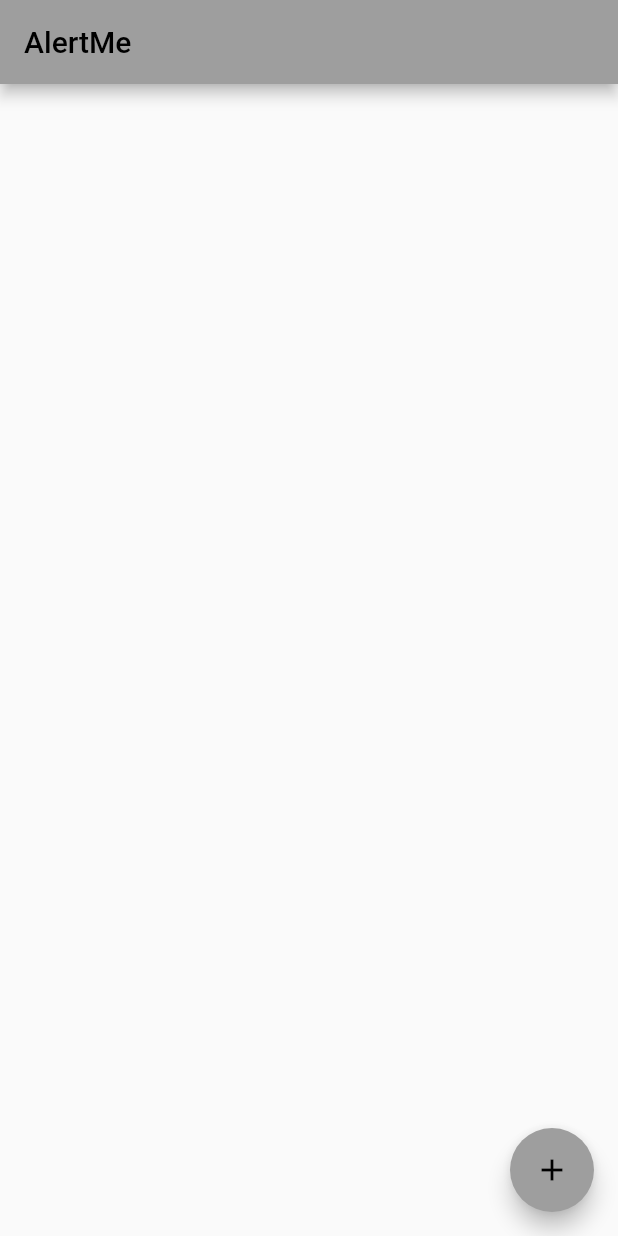
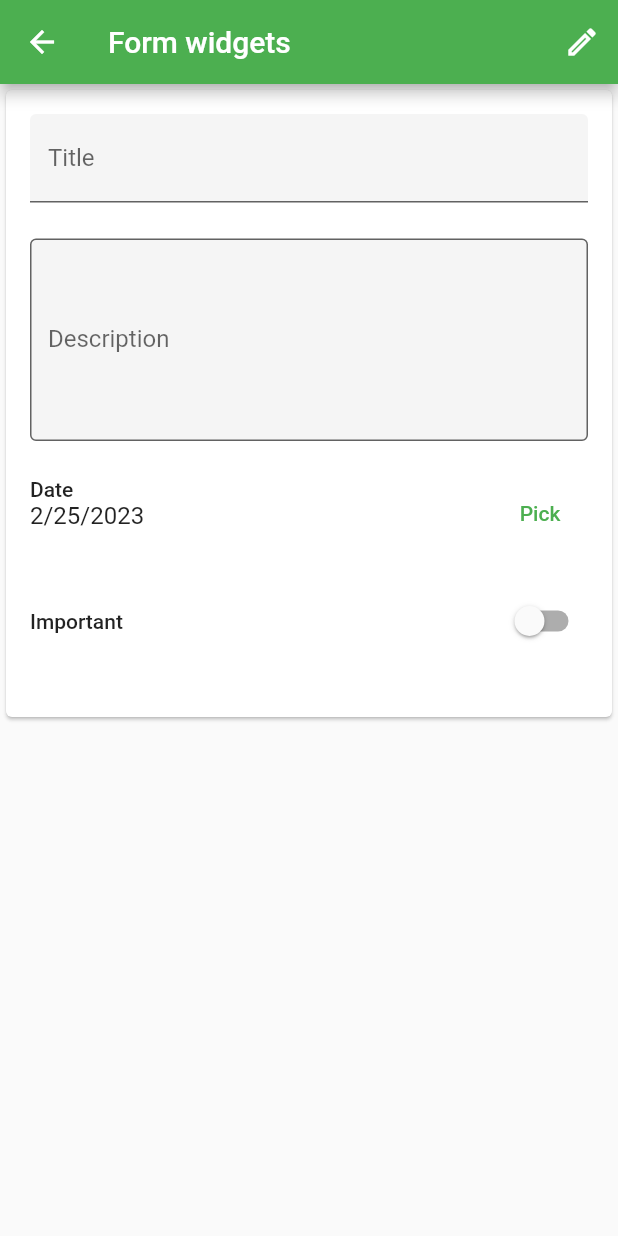
Before and after one commit to q58wu/alertme, a Flutter app: the screen it shows after launch, after a tap on the "add" icon, on a phone screen of 412 x 824 dp. Run offline on Flutter 3.47's test engine with Material 2 defaults, Android fonts, the phone set to English and light mode, and no system bars; our stand-ins replace flutter_slidable, font_awesome_flutter, sqflite; accounts and stored records are empty.

Commit message:
Implement add alert page

```diff
--- a/lib/domain/database/alertDatabase.dart
+++ b/lib/domain/database/alertDatabase.dart
@@ -43,15 +43,6 @@ class AlarmDatabase {
 
   Future<Alert> create(Alert alert) async {
     final db = await instance.database;
-
-    // final json = note.toJson();
-    // final columns =
-    //     '${NoteFields.title}, ${NoteFields.description}, ${NoteFields.time}';
-    // final values =
-    //     '${json[NoteFields.title]}, ${json[NoteFields.description]}, ${json[NoteFields.time]}';
-    // final id = await db
-    //     .rawInsert('INSERT INTO table_name ($columns) VALUES ($values)');
-
     final id = await db.insert(tableAlert, alert.toJson());
     return alert.copy(id: id);
   }
@@ -76,9 +67,7 @@ class AlarmDatabase {
   Future<List<Alert>> readAllAlerts() async {
     final db = await instance.database;
 
-    final orderBy = '${AlertFields.expireTime} ASC';
-    // final result =
-    //     await db.rawQuery('SELECT * FROM $tableNotes ORDER BY $orderBy');
+    const orderBy = '${AlertFields.expireTime} ASC';
 
     final result = await db.query(tableAlert, orderBy: orderBy);
 
--- /dev/null
+++ b/lib/ui/add_alert.dart
@@ -0,0 +1,126 @@
+import 'package:alert_me/domain/database/alertDatabase.dart';
+import 'package:alert_me/domain/model/alert.dart';
+import 'package:flutter/material.dart';
+import 'package:flutter/services.dart';
+import 'package:intl/intl.dart' as intl;
+import 'package:alert_me/ui/form_date_picker.dart';
+
+class AddAlertPage extends StatefulWidget {
+  const AddAlertPage({super.key});
+
+  @override
+  State createState() => _AddAlertPageState();
+}
+
+class _AddAlertPageState extends State<AddAlertPage> {
+  late Alert newAlert;
+  final _formKey = GlobalKey<FormState>();
+  String title = '';
+  String description = '';
+  DateTime date = DateTime.now();
+  bool isImportant = false;
+
+  Widget saveButton() => IconButton(
+      icon: const Icon(Icons.edit_outlined),
+      onPressed: () async {
+        newAlert = Alert(isImportant: isImportant,
+            title: title,
+            description: description,
+            setTime: DateTime.now(),
+            expireTime: date);
+
+        AlarmDatabase.instance.create(newAlert);
+        Navigator.of(context).pop();
+      }
+  );
+
+  @override
+  Widget build(BuildContext context) {
+    return Scaffold(
+      appBar: AppBar(
+        title: const Text('Form widgets'),
+        actions: [saveButton()],
+      ),
+      body: Form(
+        key: _formKey,
+        child: Scrollbar(
+          child: Align(
+            alignment: Alignment.topCenter,
+            child: Card(
+              child: SingleChildScrollView(
+                padding: const EdgeInsets.all(16),
+                child: ConstrainedBox(
+                  constraints: const BoxConstraints(maxWidth: 400),
+                  child: Column(
+                    mainAxisAlignment: MainAxisAlignment.center,
+                    crossAxisAlignment: CrossAxisAlignment.center,
+                    children: [
+                      ...[
+                        TextFormField(
+                          decoration: const InputDecoration(
+                            filled: true,
+                            hintText: 'Enter a title...',
+                            labelText: 'Title',
+                          ),
+                          onChanged: (value) {
+                            setState(() {
+                              title = value;
+                            });
+                          },
+                        ),
+                        TextFormField(
+                          decoration: const InputDecoration(
+                            border: OutlineInputBorder(),
+                            filled: true,
+                            hintText: 'Enter a description...',
+                            labelText: 'Description',
+                          ),
+                          onChanged: (value) {
+                            description = value;
+                          },
+                          maxLines: 5,
+                        ),
+                        FormDatePicker(
+                          date: date,
+                          onChanged: (value) {
+                            setState(() {
+                              date = value;
+                            });
+                          },
+                        ),
+                        Row(
+                          mainAxisAlignment: MainAxisAlignment.spaceBetween,
+                          crossAxisAlignment: CrossAxisAlignment.center,
+                          children: [
+                            Text('Important',
+                                style: Theme.of(context).textTheme.bodyLarge),
+                            Switch(
+                              value: isImportant,
+                              onChanged: (enabled) {
+                                setState(() {
+                                  isImportant = enabled;
+                                });
+                              },
+                            ),
+                          ],
+                        ),
+                        //Button()
+                      ].expand(
+                            (widget) => [
+                          widget,
+                          const SizedBox(
+                            height: 24,
+                          )
+                        ],
+                      )
+                    ],
+                  ),
+                ),
+              ),
+            ),
+          ),
+        ),
+      ),
+    );
+  }
+}
--- /dev/null
+++ b/lib/ui/form_date_picker.dart
@@ -0,0 +1,59 @@
+import 'package:flutter/cupertino.dart';
+import 'package:flutter/material.dart';
+import 'package:intl/intl.dart' as intl;
+
+class FormDatePicker extends StatefulWidget {
+  final DateTime date;
+  final ValueChanged<DateTime> onChanged;
+
+  const FormDatePicker({
+    required this.date,
+    required this.onChanged,
+  });
+
+  @override
+  State<FormDatePicker> createState() => FormDatePickerState();
+}
+
+class FormDatePickerState extends State<FormDatePicker> {
+  @override
+  Widget build(BuildContext context) {
+    return Row(
+      crossAxisAlignment: CrossAxisAlignment.start,
+      mainAxisAlignment: MainAxisAlignment.spaceBetween,
+      children: [
+        Column(
+          crossAxisAlignment: CrossAxisAlignment.start,
+          mainAxisAlignment: MainAxisAlignment.spaceAround,
+          children: [
+            Text(
+              'Date',
+              style: Theme.of(context).textTheme.bodyLarge,
+            ),
+            Text(
+              intl.DateFormat.yMd().format(widget.date),
+              style: Theme.of(context).textTheme.titleMedium,
+            ),
+          ],
+        ),
+        TextButton(
+          child: const Text('Pick'),
+          onPressed: () async {
+            var newDate = await showDatePicker(
+              context: context,
+              initialDate: widget.date,
+              firstDate: DateTime(1900),
+              lastDate: DateTime(2100),
+            );
+
+            // Don't change the date if the date picker returns null.
+            if (newDate == null) {
+              return;
+            }
+            widget.onChanged(newDate);
+          },
+        )
+      ],
+    );
+  }
+}
--- a/lib/main.dart
+++ b/lib/ui/main.dart
@@ -1,5 +1,6 @@
 import 'package:alert_me/domain/database/alertDatabase.dart';
 import 'package:alert_me/domain/model/alert.dart';
+import 'package:alert_me/ui/add_alert.dart';
 import 'package:flutter/material.dart';
 import 'package:flutter_slidable/flutter_slidable.dart';
 import 'package:font_awesome_flutter/font_awesome_flutter.dart';
@@ -18,7 +19,7 @@ class MainApp extends StatelessWidget {
       debugShowCheckedModeBanner: false,
       title: 'AlertMe',
       theme: ThemeData(
-        primarySwatch: Colors.grey,
+        primarySwatch: Colors.green,
       ),
       home: const MyHomePage(title: 'AlertMe'),
     );
@@ -53,23 +54,10 @@ class _MyHomePageState extends State<MyHomePage> {
   Future refreshAllAlerts() async {
     setState(() => isLoading = true);
 
-    this.allAlert = await AlarmDatabase.instance.readAllAlerts();
+    allAlert = await AlarmDatabase.instance.readAllAlerts();
 
     setState(() {
       isLoading = false;
-    });
-  }
-
-  void _addAlert() {
-    setState(() {
-      final newAlert = Alert(
-          isImportant: true,
-          title: "random",
-          description: "random alarm",
-          setTime: DateTime(2020, 7, 7, 19),
-          expireTime: DateTime(2023, 7, 7, 19));
-
-      AlarmDatabase.instance.create(newAlert);
     });
   }
 
@@ -124,7 +112,11 @@ class _MyHomePageState extends State<MyHomePage> {
         itemCount: allAlert.length,
       )),
       floatingActionButton: FloatingActionButton(
-        onPressed: _addAlert,
+        onPressed: () async {
+          await Navigator.of(context).push(
+            MaterialPageRoute(builder: (context) => AddAlertPage()),
+          );
+        },
         tooltip: 'Increment',
         child: const Icon(Icons.add),
       ), // This trailing comma makes auto-formatting nicer for build methods.
```
